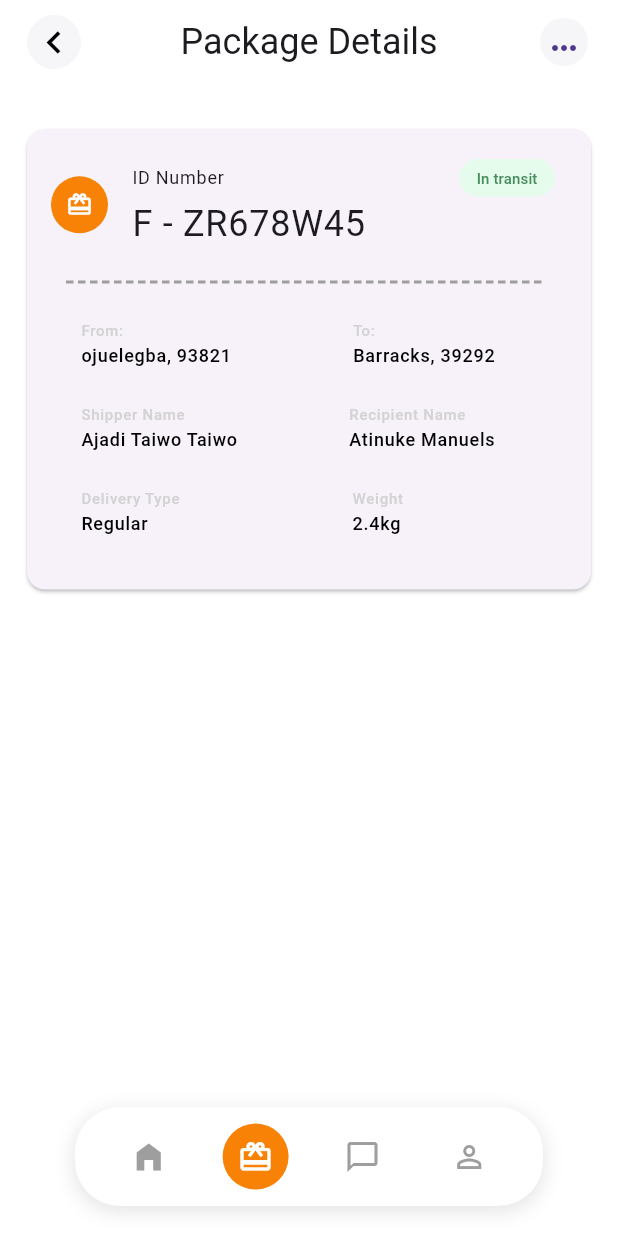
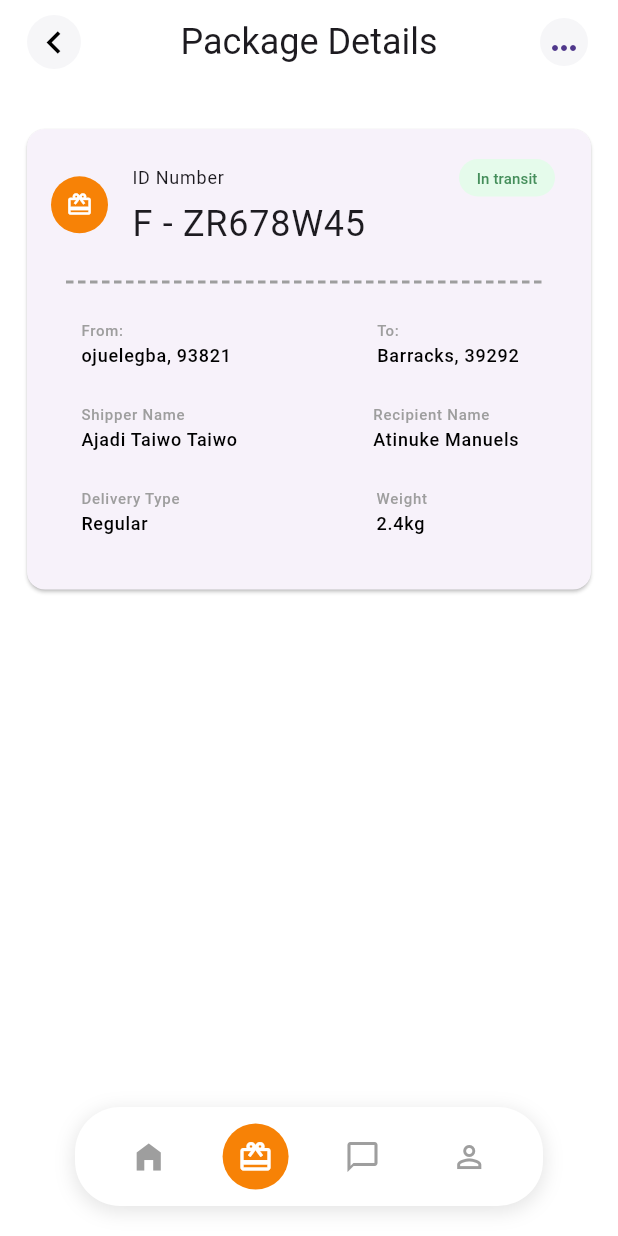
Before and after one commit to Atinuke-Manuels/Dev_Foundry2, a Flutter app: the screen it shows after launch, item 2 of the bottom bar chosen, on a phone screen of 412 x 824 dp. Run offline on Flutter 3.47's test engine with Material 3 defaults, Android fonts, the phone set to English and light mode, and no system bars.

```diff
--- a/lib/ui_components/widgets/package_detaila_widgets/package_top_card_list_item.dart
+++ b/lib/ui_components/widgets/package_detaila_widgets/package_top_card_list_item.dart
@@ -23,14 +23,14 @@ class PackageTopCardListItem extends StatelessWidget {
   @override
   Widget build(BuildContext context) {
     return Padding(
-      padding: const EdgeInsets.only(left: 20, right: 40,),
+      padding: const EdgeInsets.only(left: 20, right: 24,),
       child: ListTile(
         leading: Column(
           crossAxisAlignment: CrossAxisAlignment.start,
           children: [
             Text(
               leadingTitle,
-              style: TextStyle(color: greyTextColor, fontSize: tinyFontSize),
+              style: TextStyle(color: colorGrey, fontSize: tinyFontSize),
               overflow: TextOverflow.ellipsis,
             ),
             Text.rich(TextSpan(
@@ -49,7 +49,7 @@ class PackageTopCardListItem extends StatelessWidget {
           children: [
             Text(
               trailingTitle,
-              style: TextStyle(color: greyTextColor, fontSize: tinyFontSize),
+              style: TextStyle(color: colorGrey, fontSize: tinyFontSize),
               overflow: TextOverflow.ellipsis,
             ),
             Text.rich(
```
